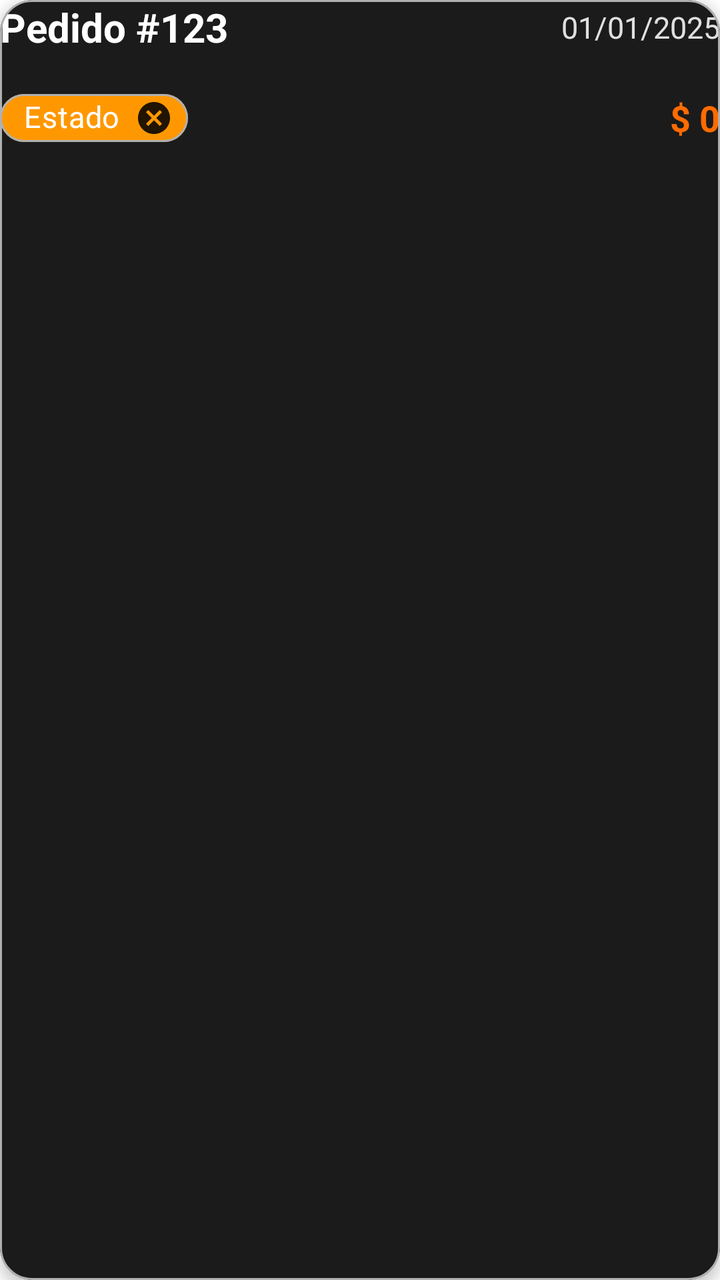
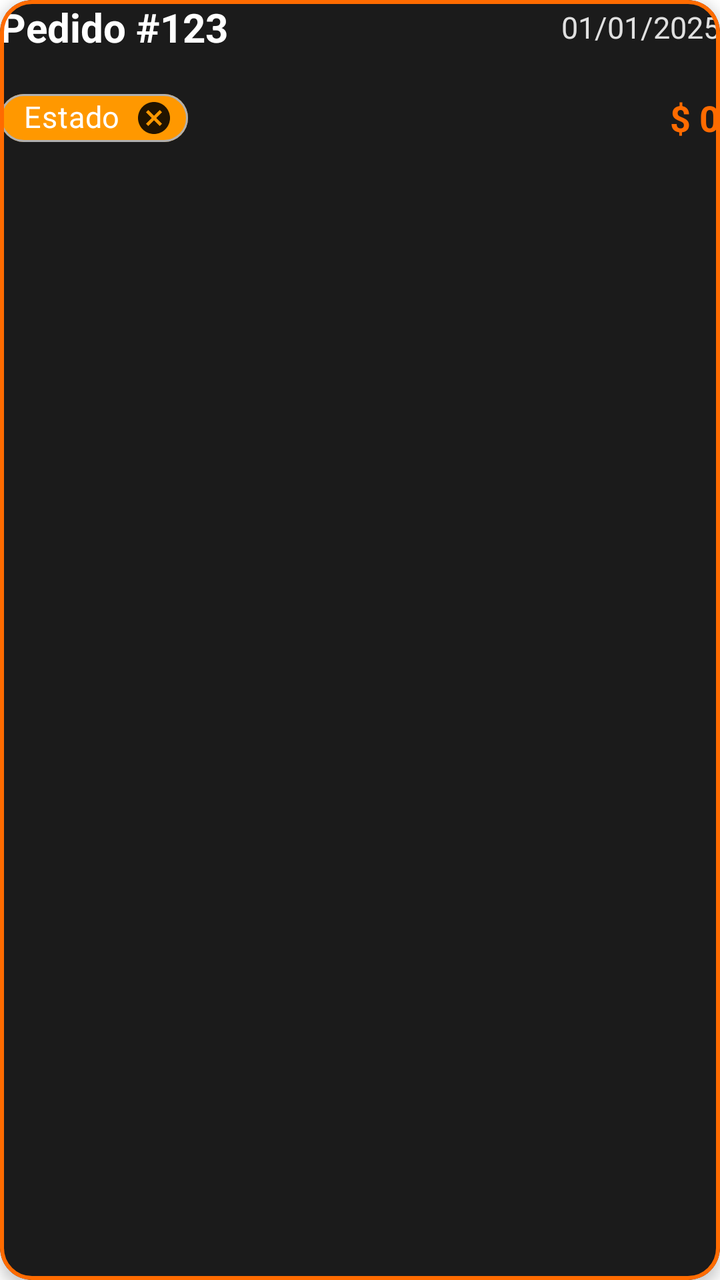

The first picture is an Android layout as it rendered before a commit; the second is the same layout after the commit. The layout source and the unified diff follow.
<!-- AndroidManifest.xml: application theme Theme.MiRotiMobile -->
<!-- res/layout/item_pedido.xml -->
<?xml version="1.0" encoding="utf-8"?>
<layout xmlns:android="http://schemas.android.com/apk/res/android"
    xmlns:app="http://schemas.android.com/apk/res-auto">

    <data />

    <com.google.android.material.card.MaterialCardView
        android:id="@+id/cardPedido"
        android:layout_width="match_parent"
        android:layout_height="wrap_content"
        android:minHeight="120dp"
        android:layout_marginBottom="16dp"
        android:clickable="true"
        android:focusable="true"
        android:foreground="?attr/selectableItemBackgroundBorderless"
        android:padding="20dp"
        app:cardBackgroundColor="@color/nav_dark"
        app:cardCornerRadius="16dp"
        app:cardElevation="4dp"
        app:strokeColor="@color/nav_icon_inactive"
        app:strokeWidth="1dp">

        <LinearLayout
            android:layout_width="match_parent"
            android:layout_height="wrap_content"
            android:orientation="vertical">

            <LinearLayout
                android:layout_width="match_parent"
                android:layout_height="wrap_content"
                android:orientation="horizontal"
                android:gravity="center_vertical">

                <TextView
                    android:id="@+id/txtNumeroPedido"
                    android:layout_width="wrap_content"
                    android:layout_height="wrap_content"
                    android:text="Pedido #123"
                    android:textColor="@color/white"
                    android:textSize="20sp"
                    android:textStyle="bold" />

                <View
                    android:layout_width="0dp"
                    android:layout_height="0dp"
                    android:layout_weight="1" />

                <TextView
                    android:id="@+id/txtFechaPedido"
                    android:layout_width="wrap_content"
                    android:layout_height="wrap_content"
                    android:text="01/01/2025"
                    android:textColor="@color/text_light"
                    android:textSize="15sp" />
            </LinearLayout>

            <LinearLayout
                android:layout_width="match_parent"
                android:layout_height="wrap_content"
                android:orientation="horizontal"
                android:layout_marginTop="12dp"
                android:gravity="center_vertical">

                <com.google.android.material.chip.Chip
                    android:id="@+id/chipEstadoPedido"
                    style="@style/Widget.MaterialComponents.Chip.Entry"
                    android:layout_width="wrap_content"
                    android:layout_height="40dp"
                    android:text="Estado"
                    android:textAllCaps="false"
                    android:textColor="@color/white"
                    android:textSize="15sp"
                    app:chipBackgroundColor="@color/estado_proceso"
                    app:chipCornerRadius="20dp"
                    app:chipStrokeColor="@color/nav_icon_inactive"
                    app:chipStrokeWidth="1dp" />

                <View
                    android:layout_width="0dp"
                    android:layout_height="0dp"
                    android:layout_weight="1" />

                <TextView
                    android:id="@+id/txtTotalPedido"
                    android:layout_width="wrap_content"
                    android:layout_height="wrap_content"
                    android:text="$ 0"
                    android:textColor="@color/miroti_orange"
                    android:textSize="18sp"
                    android:textStyle="bold" />
            </LinearLayout>
        </LinearLayout>
    </com.google.android.material.card.MaterialCardView>
</layout>
<!-- resources referenced by this layout -->
<resources>
  <color name="estado_proceso">#FF9800</color>
  <color name="miroti_orange">#FF6B00</color>
  <color name="nav_dark">#1B1B1B</color>
  <color name="nav_icon_inactive">#B0B0B0</color>
  <color name="text_light">#E0E0E0</color>
  <color name="white">#FFFFFFFF</color>
  <style name="Theme.MiRotiMobile" parent="Base.Theme.MiRotiMobile" />
  <style name="Base.Theme.MiRotiMobile" parent="Theme.MaterialComponents.DayNight.NoActionBar">
          <item name="colorPrimary">#FCA311</item>
          <item name="colorPrimaryVariant">#E59500</item>
          <item name="colorOnPrimary">#FFFFFF</item>
      </style>
</resources>

<!-- the commit's change to res/layout/item_pedido.xml (unified diff, before → after) -->
@@ -17,8 +17,8 @@
         app:cardBackgroundColor="@color/nav_dark"
         app:cardCornerRadius="16dp"
         app:cardElevation="4dp"
-        app:strokeColor="@color/nav_icon_inactive"
-        app:strokeWidth="1dp">
+        app:strokeColor="@color/miroti_orange"
+        app:strokeWidth="2dp">
 
         <LinearLayout
             android:layout_width="match_parent"
